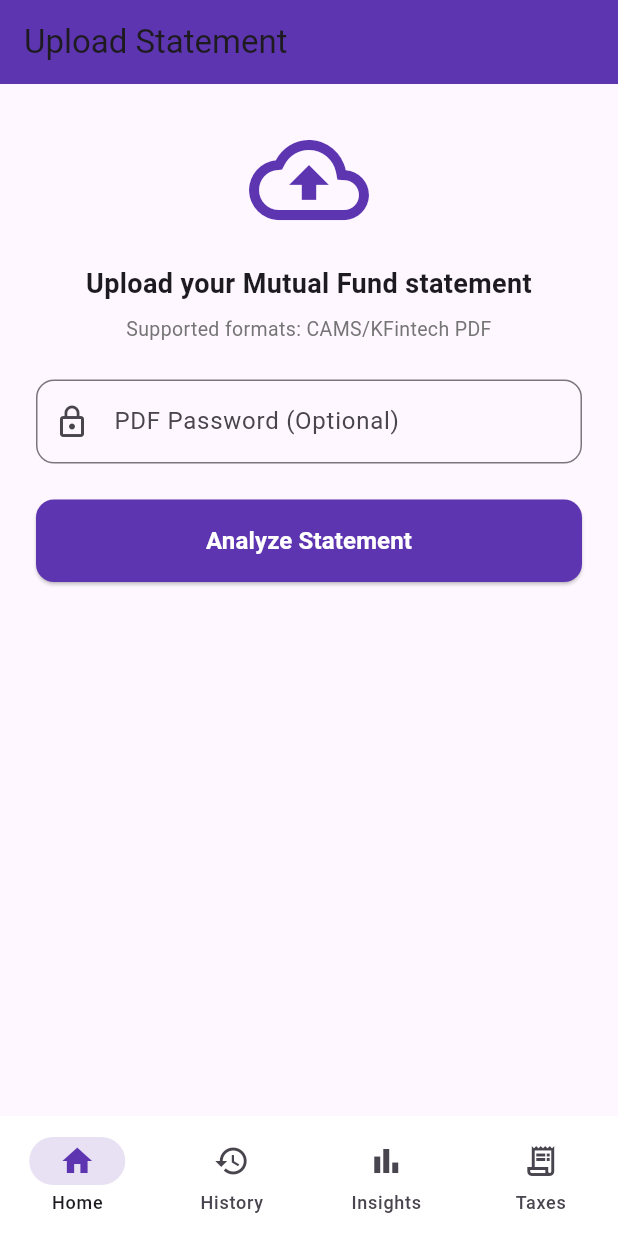
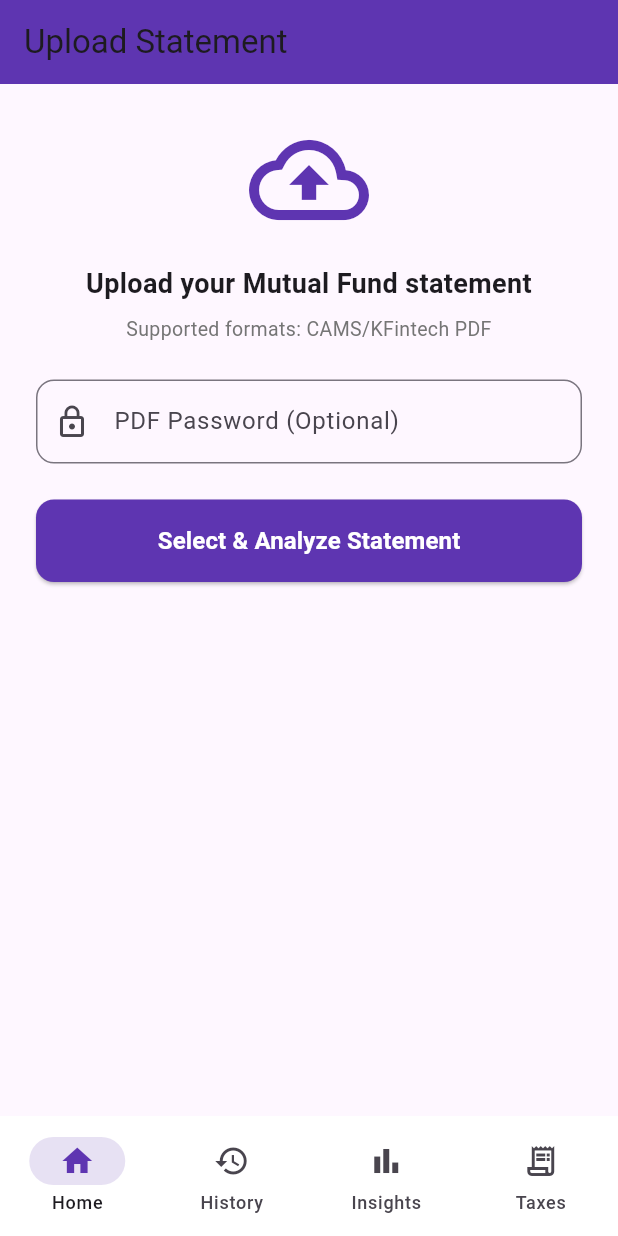
Before and after one commit to shanuji/FundWise, a Flutter app: the screen it shows after launch, on a phone screen of 412 x 824 dp. Run offline on Flutter 3.47's test engine with Material 3 defaults, Android fonts, the phone set to English and light mode, and no system bars; our stand-ins replace shared_preferences; missing offline and left inert: file_selector.

Commit message:
Wire CAS upload screen to existing analytics backend

```diff
--- a/lib/upload_screen.dart
+++ b/lib/upload_screen.dart
@@ -1,4 +1,5 @@
 import 'package:flutter/material.dart';
+import 'upload_service.dart';
 
 class UploadScreen extends StatefulWidget {
   final ValueChanged<Map<String, dynamic>>? onUploadSuccess;
@@ -10,33 +11,63 @@ class UploadScreen extends StatefulWidget {
 }
 
 class _UploadScreenState extends State<UploadScreen> {
+  final StatementUploadService _uploadService = StatementUploadService();
+  final TextEditingController _passwordController = TextEditingController();
+
   String _errorMessage = '';
   bool _isLoading = false;
   String? _selectedFileName;
-  final TextEditingController _passwordController = TextEditingController();
 
-  void _simulateUpload() {
+  @override
+  void dispose() {
+    _passwordController.dispose();
+    super.dispose();
+  }
+
+  Future<void> _analyzeStatement() async {
+    if (_isLoading) return;
+
     setState(() {
       _isLoading = true;
       _errorMessage = '';
+      _selectedFileName = null;
     });
 
-    // Simulate parsing or file picker action
-    Future.delayed(const Duration(seconds: 1), () {
+    try {
+      final result = await _uploadService.uploadAndProcessPDF(
+        password: _passwordController.text,
+      );
+
+      if (!mounted) return;
+
+      if (result == null) {
+        setState(() {
+          _isLoading = false;
+          _errorMessage = 'No PDF was selected.';
+        });
+        return;
+      }
+
       setState(() {
         _isLoading = false;
-        _selectedFileName = "CAS_Statement.pdf";
-        // If an error occurred, set it here:
-        // _errorMessage = "Failed to parse statement.";
+        _selectedFileName = 'CAS statement';
       });
-    });
+
+      widget.onUploadSuccess?.call(result);
+    } catch (e) {
+      if (!mounted) return;
+      setState(() {
+        _isLoading = false;
+        _errorMessage = e.toString().replaceFirst('Exception: ', '');
+      });
+    }
   }
 
   @override
   Widget build(BuildContext context) {
     return Scaffold(
       appBar: AppBar(
-        title: const Text("Upload Statement"),
+        title: const Text('Upload Statement'),
         backgroundColor: const Color(0xFF5E35B1),
       ),
       body: SingleChildScrollView(
@@ -44,16 +75,20 @@ class _UploadScreenState extends State<UploadScreen> {
         child: Column(
           crossAxisAlignment: CrossAxisAlignment.stretch,
           children: [
-            const Icon(Icons.cloud_upload_outlined, size: 80, color: Color(0xFF5E35B1)),
+            const Icon(
+              Icons.cloud_upload_outlined,
+              size: 80,
+              color: Color(0xFF5E35B1),
+            ),
             const SizedBox(height: 16),
             const Text(
-              "Upload your Mutual Fund statement",
+              'Upload your Mutual Fund statement',
               textAlign: TextAlign.center,
               style: TextStyle(fontSize: 18, fontWeight: FontWeight.bold),
             ),
             const SizedBox(height: 8),
             Text(
-              "Supported formats: CAMS/KFintech PDF",
+              'Supported formats: CAMS/KFintech PDF',
               textAlign: TextAlign.center,
               style: TextStyle(color: Colors.grey[600], fontSize: 13),
             ),
@@ -62,9 +97,11 @@ class _UploadScreenState extends State<UploadScreen> {
               controller: _passwordController,
               obscureText: true,
               decoration: InputDecoration(
-                labelText: "PDF Password (Optional)",
+                labelText: 'PDF Password (Optional)',
                 prefixIcon: const Icon(Icons.lock_outline),
-                border: OutlineInputBorder(borderRadius: BorderRadius.circular(12)),
+                border: OutlineInputBorder(
+                  borderRadius: BorderRadius.circular(12),
+                ),
               ),
             ),
             const SizedBox(height: 24),
@@ -84,8 +121,14 @@ class _UploadScreenState extends State<UploadScreen> {
                       child: Column(
                         crossAxisAlignment: CrossAxisAlignment.start,
                         children: [
-                          Text(_selectedFileName!, style: const TextStyle(fontWeight: FontWeight.bold)),
-                          const Text("Ready to parse", style: TextStyle(color: Colors.grey, fontSize: 12)),
+                          Text(
+                            _selectedFileName!,
+                            style: const TextStyle(fontWeight: FontWeight.bold),
+                          ),
+                          const Text(
+                            'Analysis completed',
+                            style: TextStyle(color: Colors.grey, fontSize: 12),
+                          ),
                         ],
                       ),
                     ),
@@ -109,7 +152,10 @@ class _UploadScreenState extends State<UploadScreen> {
                     Expanded(
                       child: Text(
                         _errorMessage,
-                        style: const TextStyle(color: Colors.redAccent, fontWeight: FontWeight.w500),
+                        style: const TextStyle(
+                          color: Colors.redAccent,
+                          fontWeight: FontWeight.w500,
+                        ),
                       ),
                     ),
                   ],
@@ -118,15 +164,31 @@ class _UploadScreenState extends State<UploadScreen> {
               const SizedBox(height: 16),
             ],
             ElevatedButton(
-              onPressed: _isLoading ? null : _simulateUpload,
+              onPressed: _isLoading ? null : _analyzeStatement,
               style: ElevatedButton.styleFrom(
                 backgroundColor: const Color(0xFF5E35B1),
                 padding: const EdgeInsets.symmetric(vertical: 16),
-                shape: RoundedRectangleBorder(borderRadius: BorderRadius.circular(12)),
+                shape: RoundedRectangleBorder(
+                  borderRadius: BorderRadius.circular(12),
+                ),
               ),
               child: _isLoading
-                  ? const CircularProgressIndicator(color: Colors.white)
-                  : const Text("Analyze Statement", style: TextStyle(fontSize: 16, color: Colors.white, fontWeight: FontWeight.bold)),
+                  ? const SizedBox(
+                      width: 22,
+                      height: 22,
+                      child: CircularProgressIndicator(
+                        strokeWidth: 2.5,
+                        color: Colors.white,
+                      ),
+                    )
+                  : const Text(
+                      'Select & Analyze Statement',
+                      style: TextStyle(
+                        fontSize: 16,
+                        color: Colors.white,
+                        fontWeight: FontWeight.bold,
+                      ),
+                    ),
             ),
           ],
         ),
```
